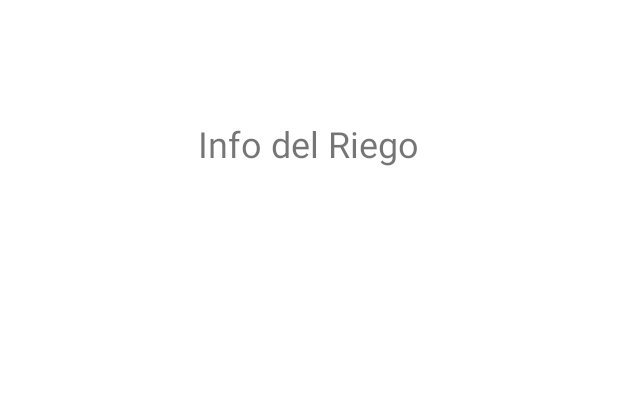
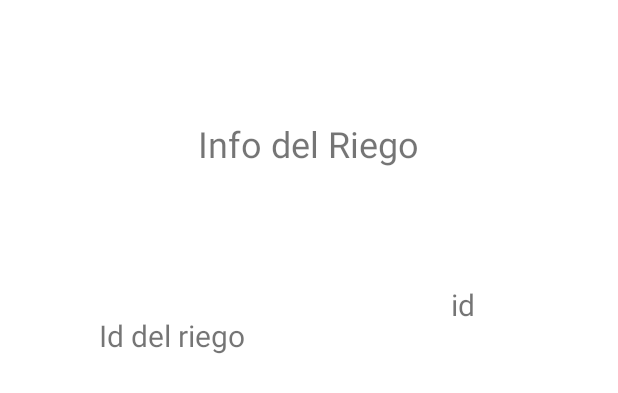
Before and after one commit to AlexTeper99/ReeGoAndroid, an Android app: the layout fragment_single_irrigation.xml on its own in the app's theme, with its tools: preview values and no code run, on a phone screen of 412 x 824 dp. Shown: the top 393 px of the screen. Run offline under Robolectric (Android 15) with nearby library versions, the phone set to English and light mode, and no system bars.

Commit message:
Redireccion con parametro id del riego

```diff
--- a/app/src/main/java/com/example/reegoandroid/fragments/IrrigationListFragment.kt
+++ b/app/src/main/java/com/example/reegoandroid/fragments/IrrigationListFragment.kt
@@ -65,7 +65,7 @@ class IrrigationListFragment : Fragment() {
 
            // userAdapter = UserAdapter(userList.toMutableList())
             irrigationAdapter = IrrigationAdapter(irrigationList.toMutableList()) { pos ->
-                val action = IrrigationListFragmentDirections.actionIrrigationListFragmentToSingleIrrigationFragment2()
+                val action = IrrigationListFragmentDirections.actionIrrigationListFragmentToSingleIrrigationFragment2(irrigationList[pos].id.toString())
                 v.findNavController().navigate(action)
             }
             irrigationAdapter.notifyDataSetChanged()
--- a/app/src/main/res/layout/fragment_single_irrigation.xml
+++ b/app/src/main/res/layout/fragment_single_irrigation.xml
@@ -22,4 +22,32 @@
         app:layout_constraintStart_toStartOf="parent"
         app:layout_constraintTop_toTopOf="parent"
         app:layout_constraintVertical_bias="0.0" />
+
+    <TextView
+        android:id="@+id/txtIrrigationId"
+        android:layout_width="wrap_content"
+        android:layout_height="wrap_content"
+        android:text="Id del riego"
+        android:textSize="20dp"
+        app:layout_constraintBottom_toBottomOf="parent"
+        app:layout_constraintEnd_toEndOf="parent"
+        app:layout_constraintHorizontal_bias="0.209"
+        app:layout_constraintStart_toStartOf="parent"
+        app:layout_constraintTop_toTopOf="parent"
+        app:layout_constraintVertical_bias="0.264" />
+
+    <TextView
+        android:id="@+id/txtIrrigationIdValue"
+        android:layout_width="wrap_content"
+        android:layout_height="wrap_content"
+        android:layout_marginTop="77dp"
+        android:layout_marginBottom="524dp"
+        android:text="id"
+        android:textSize="20dp"
+        app:layout_constraintBottom_toBottomOf="parent"
+        app:layout_constraintEnd_toEndOf="parent"
+        app:layout_constraintHorizontal_bias="0.759"
+        app:layout_constraintStart_toStartOf="parent"
+        app:layout_constraintTop_toBottomOf="@+id/txtSingleIrrigationTitle"
+        app:layout_constraintVertical_bias="0.0" />
 </androidx.constraintlayout.widget.ConstraintLayout>
--- a/app/src/main/res/navigation/navigation.xml
+++ b/app/src/main/res/navigation/navigation.xml
@@ -33,7 +33,9 @@
         android:id="@+id/singleIrrigationFragment"
         android:name="com.example.reegoandroid.fragments.SingleIrrigationFragment"
         android:label="fragment_single_irrigation"
-        tools:layout="@layout/fragment_single_irrigation" />
+        tools:layout="@layout/fragment_single_irrigation" >
+        <argument android:name="irrigation" />
+    </fragment>
     <fragment
         android:id="@+id/singleNoteFragment"
         android:name="com.example.reegoandroid.fragments.SingleNoteFragment"
```
Also changed, not shown: app/src/main/java/com/example/reegoandroid/fragments/SingleIrrigationFragment.kt (+6 -3 lines).
